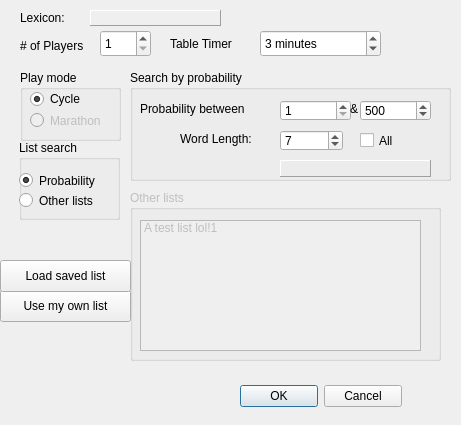
domino14/aerolithdesktop, file aerolith/trunk/src/aerolithclient/tableCreateForm.ui: the form before one commit.
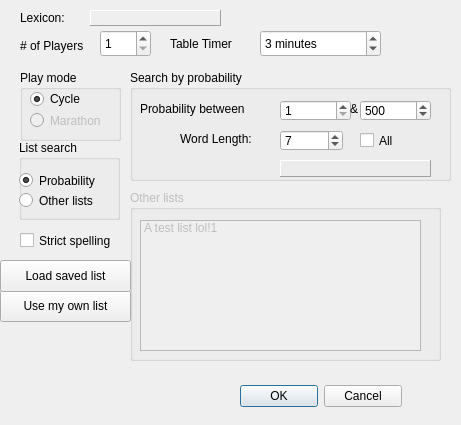
The form after the commit.

Commit message: studying with this for nsc 09

```diff
--- a/aerolith/trunk/src/aerolithclient/tableCreateForm.ui
+++ b/aerolith/trunk/src/aerolithclient/tableCreateForm.ui
@@ -473,6 +473,19 @@
     </property>
    </widget>
   </widget>
+  <widget class="QCheckBox" name="checkBoxStrictSpelling">
+   <property name="geometry">
+    <rect>
+     <x>20</x>
+     <y>230</y>
+     <width>111</width>
+     <height>21</height>
+    </rect>
+   </property>
+   <property name="text">
+    <string>Strict spelling</string>
+   </property>
+  </widget>
  </widget>
  <resources/>
  <connections>
```
The commit also changes 2 other files.
